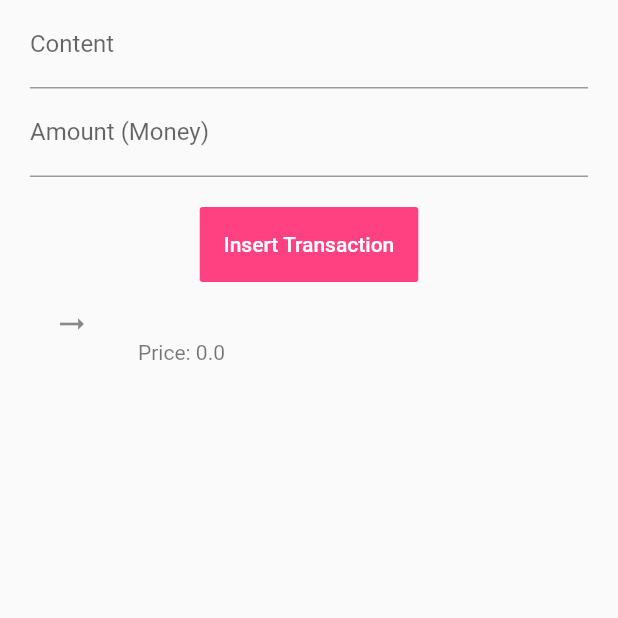
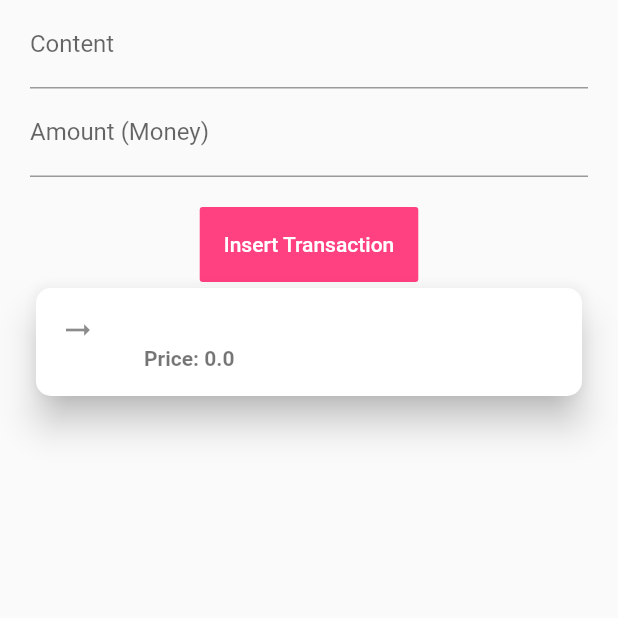
Before and after one commit to anhtrong211998/dartLanguageExample, a Flutter app: the screen it shows after launch, after a tap on "Insert Transaction", on a phone screen of 412 x 824 dp, the top half of it. Run offline on Flutter 3.47's test engine with Material 2 defaults, Android fonts, the phone set to English and light mode, and no system bars.

Commit message:
use Card widget

```diff
--- a/lib/LayoutFlutter.dart
+++ b/lib/LayoutFlutter.dart
@@ -49,6 +49,25 @@ class _MyApplicationState extends State<LayoutFlutter> with WidgetsBindingObserv
 
   @override
   Widget build(BuildContext context){
+    List<Widget> _buildWidgetList(){
+      return _transactions.map((e){
+        return Card(
+          shape: RoundedRectangleBorder(
+              borderRadius: BorderRadius.circular(10)
+          ),
+          elevation: 10,
+          child: ListTile(
+            leading: const Icon(Icons.arrow_right_alt),
+            title: Text(e.content),
+            subtitle: Text('Price: ${e.amount}', style: const TextStyle(fontWeight: FontWeight.bold)),
+            onTap: (){
+              print('Tap me');
+            },
+          ),
+        );
+      }).toList();
+    }
+
     return MaterialApp(
       title: 'This is a Layout',
       home: Scaffold(
@@ -102,16 +121,7 @@ class _MyApplicationState extends State<LayoutFlutter> with WidgetsBindingObserv
                 ),
               ),
               Column(
-                children: _transactions.map((e){
-                  return ListTile(
-                    leading: const Icon(Icons.arrow_right_alt),
-                    title: Text(e.content),
-                    subtitle: Text('Price: ${e.amount}'),
-                    onTap: (){
-                      print('Tap me');
-                    },
-                  );
-                }).toList(),
+                children: _buildWidgetList(),
               )
             ],
           ),
```
